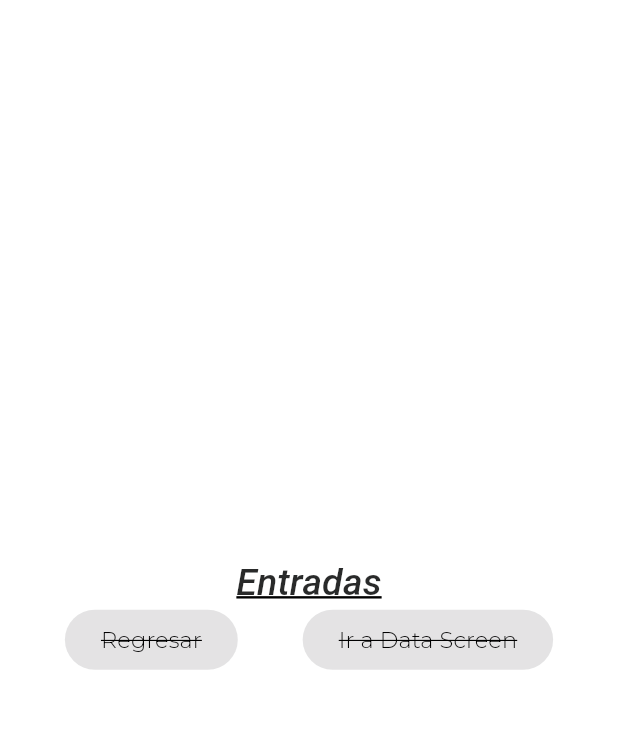
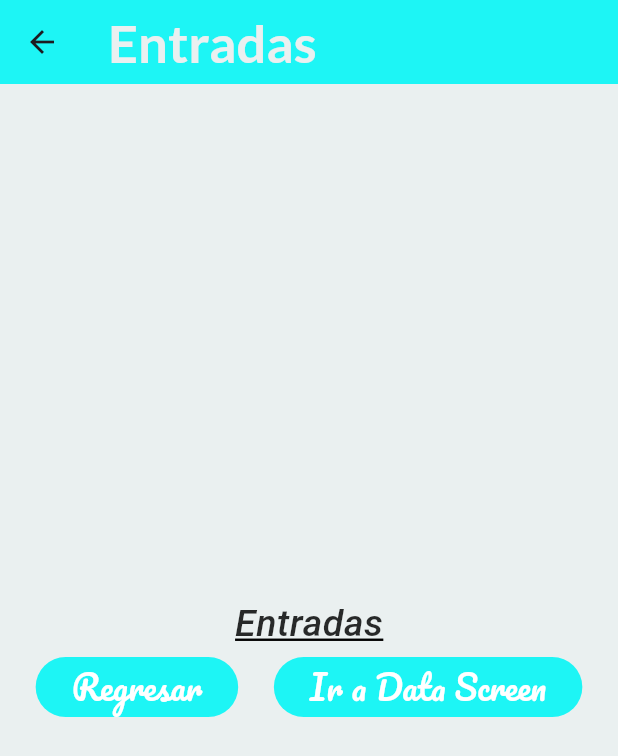
Before and after one commit to juandelcar/componentes_flutter, a Flutter app: the screen it shows after launch, after a tap on "Entradas", on a phone screen of 412 x 824 dp. Shown: the top 756 px of the screen. Run offline on Flutter 3.47's test engine with Material 3 defaults, Android fonts, the phone set to English and light mode, and no system bars; our stand-ins replace google_fonts.

Commit message:
Changing the AppTheme and adding Scaffold to Inputs

```diff
--- a/lib/screens/home_screen.dart
+++ b/lib/screens/home_screen.dart
@@ -15,9 +15,9 @@ class HomeScreen extends StatelessWidget {
       ),
       body: ListView(children: [
         ListTile(
-          leading: const Icon(
-            Icons.input_rounded,
-            color: Colors.black,
+        leading: IconTheme(
+            data: AppTheme.lightTheme.iconTheme,
+            child: const Icon (Icons.input_rounded),
           ),
           title: Text(
             'Entradas',
@@ -25,9 +25,9 @@ class HomeScreen extends StatelessWidget {
           ),
           subtitle: Text('Diferentes widgets para entradas de flutter',
               style: AppTheme.lightTheme.textTheme.bodySmall),
-          trailing: const Icon(
-            Icons.arrow_circle_right,
-            color: Colors.black,
+         trailing: IconTheme(
+            data: AppTheme.lightTheme.iconTheme,
+            child: const Icon(Icons.arrow_circle_right),
           ),
           onTap: () {
             final ruta1 = MaterialPageRoute(builder: (context) {
@@ -38,9 +38,9 @@ class HomeScreen extends StatelessWidget {
         ),
         const Divider(),
         ListTile(
-          leading: const Icon(
-            Icons.list_alt_rounded,
-            color: Colors.black,
+        leading: IconTheme(
+            data: AppTheme.lightTheme.iconTheme,
+            child: const Icon (Icons.list_alt_rounded),
           ),
           title: Text(
             'ListView.builder',
@@ -48,9 +48,9 @@ class HomeScreen extends StatelessWidget {
           ),
           subtitle: Text('Scroll Infinito',
               style: AppTheme.lightTheme.textTheme.bodySmall),
-          trailing: const Icon(
-            Icons.arrow_circle_right,
-            color: Colors.black,
+          trailing: IconTheme(
+            data: AppTheme.lightTheme.iconTheme,
+            child: const Icon(Icons.arrow_circle_right),
           ),
            onTap: () {
             final ruta2 = MaterialPageRoute(builder: (context) {
@@ -61,9 +61,9 @@ class HomeScreen extends StatelessWidget {
         ),
         const Divider(),
         ListTile(
-          leading: const Icon(
-            Icons.notification_add_outlined,
-            color: Colors.black,
+          leading: IconTheme(
+            data: AppTheme.lightTheme.iconTheme,
+            child: const Icon (Icons.notification_add_outlined),
           ),
           title: Text(
             'Notificaciones',
@@ -71,9 +71,9 @@ class HomeScreen extends StatelessWidget {
           ),
           subtitle: Text('Creación de Notificaciones',
               style: AppTheme.lightTheme.textTheme.bodySmall),
-          trailing: const Icon(
-            Icons.arrow_circle_right,
-            color: Colors.black,
+          trailing: IconTheme(
+            data: AppTheme.lightTheme.iconTheme,
+            child: const Icon(Icons.arrow_circle_right),
           ),
            onTap: () {
             final ruta3 = MaterialPageRoute(builder: (context) {
--- a/lib/screens/inputs_screen.dart
+++ b/lib/screens/inputs_screen.dart
@@ -11,25 +11,26 @@ class InputsScreen extends StatefulWidget {
 class _InputsScreenState extends State<InputsScreen> {
   @override
   Widget build(BuildContext context) {
-    return Column(
+    return Scaffold(
+      appBar: AppBar(title: const Text("Entradas"),),
+      body: Column(
         mainAxisAlignment: MainAxisAlignment.center,
         children: [
           Text("Entradas",
           style: AppTheme.lightTheme.textTheme.headlineLarge,),
-         Row(
+           const Row(
             mainAxisAlignment: MainAxisAlignment.spaceEvenly,
             children: [
               ElevatedButton(onPressed: null,
-             child: Text('Regresar',
-             style: AppTheme.lightTheme.textTheme.bodySmall,),
+               child: Text('Regresar', ),
                ),
                ElevatedButton(onPressed: null,
-             child: Text('Ir a Data Screen',
-             style: AppTheme.lightTheme.textTheme.bodySmall),
+               child: Text('Ir a Data Screen',),
                )
             ],
           )
         ],
+      ),
     );
   }
 }
--- a/lib/theme/app_theme.dart
+++ b/lib/theme/app_theme.dart
@@ -8,8 +8,28 @@ class AppTheme {
   // Declaraciones del tema claro
   static final ThemeData lightTheme = ThemeData().copyWith(
     scaffoldBackgroundColor: backColor,
-    appBarTheme: const AppBarTheme(color: mainColor),
-    textTheme:  TextTheme(
+    appBarTheme: AppBarTheme(
+      color: mainColor,
+      titleTextStyle: GoogleFonts.lato(
+        color: backColor,
+        fontSize: 35,
+        fontWeight: FontWeight.bold,
+      ),
+    ),
+
+    iconTheme: const IconThemeData(
+      color: Colors.black,
+      size: 35.0
+    ),
+    elevatedButtonTheme: ElevatedButtonThemeData(
+      style:ButtonStyle(
+        backgroundColor: MaterialStateProperty.all(mainColor),
+        foregroundColor: MaterialStateProperty.all(Colors.white),
+        textStyle: MaterialStateProperty.all(GoogleFonts.pacifico(color: Colors.white,
+        fontSize: 22.0)),
+      ) ,
+    ),
+    textTheme: TextTheme(
       headlineLarge: GoogleFonts.tiltNeon(
         color: const Color.fromARGB(232, 20, 21, 21),
         fontSize: 25.0,
@@ -26,7 +46,7 @@ class AppTheme {
         fontSize: 15.0,
         decoration: TextDecoration.lineThrough,
         decorationColor: Colors.black,
-    ),
+      ),
     ),
   );
 }
--- a/pubspec.yaml
+++ b/pubspec.yaml
@@ -10,6 +10,7 @@ dependencies:
   flutter:
     sdk: flutter
   google_fonts: ^6.1.0
+  icons_plus: ^5.0.0
 
 dev_dependencies:
   flutter_test:
```
Also changed, not shown: pubspec.lock. Lines whose indentation alone changed are shown as unchanged.
